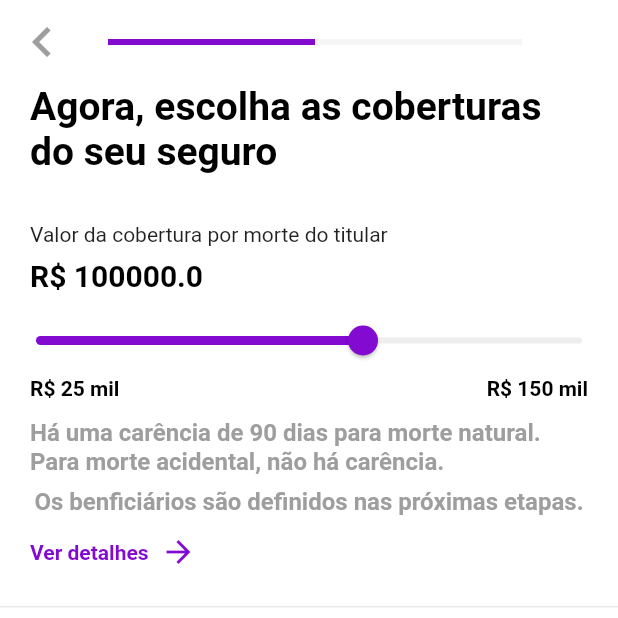
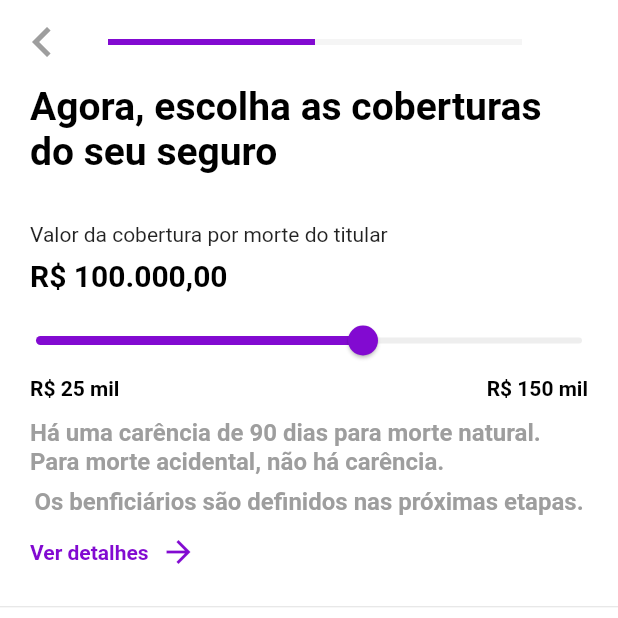
Before and after one commit to Eduardo-Tanaka/Nubank-flutter, a Flutter app: the SeguroVidaSimularPage2 screen opened by its route, on a phone screen of 412 x 824 dp, the top half of it. Run offline on Flutter 3.47's test engine with Material 2 defaults, Android fonts, the phone set to English and light mode, and no system bars; our stand-ins replace contacts_service, dotted_line, flutter_masked_text2, font_awesome_flutter, google_fonts, permission_handler and 1 more; missing offline and left inert: qr_code_scanner.

Commit message:
seguro vida detalhe morte

```diff
--- a/lib/app_widget.dart
+++ b/lib/app_widget.dart
@@ -30,6 +30,7 @@ import 'package:nubank/modules/recarga/recarga_page.dart';
 import 'package:nubank/modules/recarga/recarga_resumo_page.dart';
 import 'package:nubank/modules/recarga/recarga_valor_page.dart';
 import 'package:nubank/modules/receber/receber_page.dart';
+import 'package:nubank/modules/seguro/detalhes/seguro_vida_morte_detalhe_natural_acidental_page.dart';
 import 'package:nubank/modules/seguro/seguro_vida_info_page.dart';
 import 'package:nubank/modules/seguro/seguro_vida_page.dart';
 import 'package:nubank/modules/seguro/seguro_vida_simular_page.dart';
@@ -99,6 +100,8 @@ class AppWidget extends StatelessWidget {
       "/recarga_resumo": RecargaResumoPage(),
       "/receber": ReceberPage(),
       "/seguro_vida": SeguroVidaPage(),
+      "/seguro_vida_detalhe_morte_natural_acidental":
+          SeguroVidaDetalheMorteNaturalAcidentalPage(),
       "/seguro_vida_info": SeguroVidaInfoPage(),
       "/seguro_vida_simular": SeguroVidaSimularPage(),
       "/seguro_vida_simular2": SeguroVidaSimularPage2(),
--- a/lib/modules/seguro/seguro_vida_simular_page2.dart
+++ b/lib/modules/seguro/seguro_vida_simular_page2.dart
@@ -1,4 +1,5 @@
 import 'package:flutter/material.dart';
+import 'package:intl/intl.dart';
 import 'package:nubank/shared/themes/app_colors.dart';
 import 'package:nubank/shared/themes/app_text_styles.dart';
 import 'package:nubank/shared/widgets/app_bar/app_bar_widget.dart';
@@ -65,7 +66,8 @@ class _SeguroVidaSimularPage2State extends State<SeguroVidaSimularPage2> {
                       Padding(
                         padding: const EdgeInsets.symmetric(vertical: 8),
                         child: Text(
-                          "R\$ $cobertura",
+                          NumberFormat.currency(locale: "pt_BR", symbol: "R\$")
+                              .format(cobertura),
                           style: TextStyles.textAjudaBold,
                         ),
                       ),
@@ -140,7 +142,14 @@ class _SeguroVidaSimularPage2State extends State<SeguroVidaSimularPage2> {
                           style: TextStyles.textGreySmallBold,
                         ),
                       ),
-                      Row(
+                      GestureDetector(
+                        onTap: () {
+                          Navigator.pushNamed(
+                            context,
+                            "/seguro_vida_detalhe_morte_natural_acidental",
+                          );
+                        },
+                        child: Row(
                           children: [
                             Text(
                               "Ver detalhes",
@@ -154,6 +163,7 @@ class _SeguroVidaSimularPage2State extends State<SeguroVidaSimularPage2> {
                               ),
                             ),
                           ],
+                        ),
                       ),
                     ],
                   ),
@@ -220,7 +230,8 @@ class _SeguroVidaSimularPage2State extends State<SeguroVidaSimularPage2> {
               familiares: familiares,
               checkbox1: SeguroVidaCheckboxWidget(
                 title: familiares[0],
-                badge: "+R\$ ${valores[0]}",
+                badge:
+                    "+${NumberFormat.currency(locale: "pt_BR", symbol: "R\$").format(valores[0])}",
                 value: familiar1,
                 onTap: () {
                   familiar1 = !familiar1;
@@ -235,7 +246,8 @@ class _SeguroVidaSimularPage2State extends State<SeguroVidaSimularPage2> {
               ),
               checkbox2: SeguroVidaCheckboxWidget(
                 title: familiares[1],
-                badge: "+R\$ ${valores[1]}",
+                badge:
+                    "+${NumberFormat.currency(locale: "pt_BR", symbol: "R\$").format(valores[1])}",
                 value: familiar2,
                 onTap: () {
                   familiar2 = !familiar2;
@@ -265,7 +277,7 @@ class _SeguroVidaSimularPage2State extends State<SeguroVidaSimularPage2> {
                 mainAxisAlignment: MainAxisAlignment.center,
                 children: [
                   Text(
-                    "R\$ ${total.toStringAsFixed(2).replaceAll(".", ",")} / mês",
+                    "${NumberFormat.currency(locale: "pt_BR", symbol: "R\$").format(total)} / mês",
                     style: TextStyles.textBold,
                   ),
                   Text(
```
Also changed, not shown: lib/modules/seguro/detalhes/detalhe_widget.dart (added, +46 -0 lines), lib/modules/seguro/detalhes/seguro_vida_morte_detalhe_natural_acidental_page.dart (added, +62 -0 lines). Lines whose indentation alone changed are shown as unchanged.
